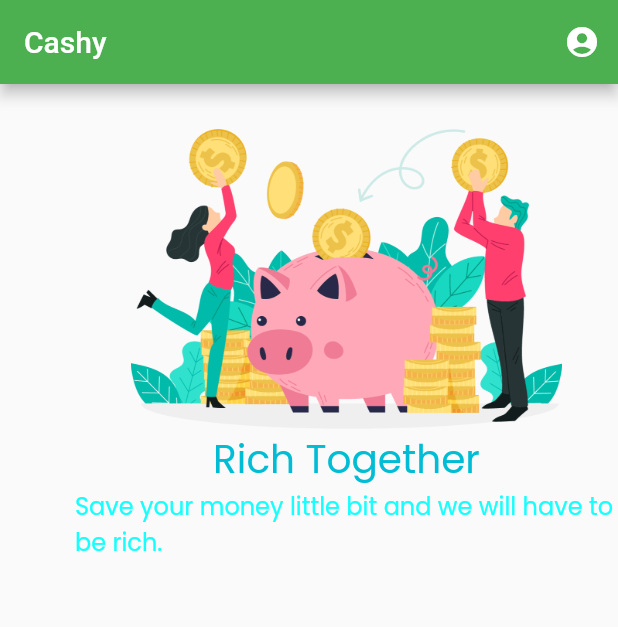
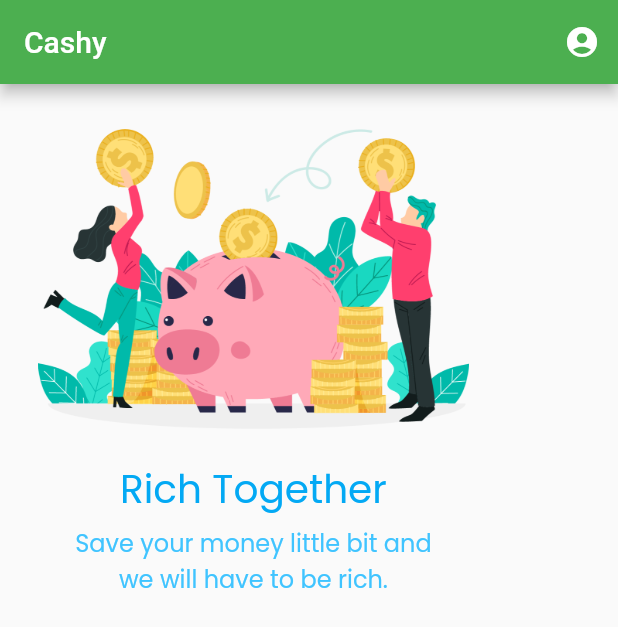
Before and after one commit to NurFajarSA/Flutter-MobileApp, a Flutter app: the screen it shows after launch, on a phone screen of 412 x 824 dp. Shown: the top 627 px of the screen. Run offline on Flutter 3.47's test engine with Material 2 defaults, Android fonts, the phone set to English and light mode, and no system bars.

Commit message:
Text align, line break, and padding widget

```diff
--- a/lib/font_style.dart
+++ b/lib/font_style.dart
@@ -2,12 +2,12 @@ import 'package:flutter/material.dart';
 
 TextStyle mainHeader = TextStyle(
   fontSize: 26,
-  color: Colors.cyan,
+  color: Colors.lightBlue,
   fontFamily: 'Poppins',
 );
 
 TextStyle subHeader = TextStyle(
   fontSize: 16,
-  color: Colors.cyanAccent,
+  color: Colors.lightBlueAccent,
   fontFamily: 'Poppins',
 );
--- a/lib/main.dart
+++ b/lib/main.dart
@@ -13,7 +13,7 @@ class MyApp extends StatelessWidget {
       debugShowCheckedModeBanner: false,
       title: 'Flutter Demo',
       theme: ThemeData(
-        primarySwatch: Colors.blue,
+        primarySwatch: Colors.green,
       ),
       home: Scaffold(
         appBar: AppBar(
@@ -26,7 +26,7 @@ class MyApp extends StatelessWidget {
         body: SafeArea(
             child: Container(
           margin:
-              EdgeInsets.only(left: 50.0, top: 0.0, right: 0.0, bottom: 0.0),
+              EdgeInsets.only(left: 25.0, top: 0.0, right: 25.0, bottom: 0.0),
           padding: EdgeInsets.only(left: 0, top: 30.0, right: 0, bottom: 0),
           child: Column(
             children: <Widget>[
@@ -34,13 +34,15 @@ class MyApp extends StatelessWidget {
                 image: AssetImage('assets/images/ic_payment.png'),
                 height: 200,
               ),
-              Text(
-                "Rich Together",
-                style: mainHeader,
+              Padding(
+                padding: EdgeInsets.only(top: 20.0, bottom: 5.0),
+                child: Text("Rich Together",
+                    style: mainHeader, textAlign: TextAlign.center),
               ),
               Text(
-                "Save your money little bit and we will have to be rich.",
+                "Save your money little bit and \nwe will have to be rich.",
                 style: subHeader,
+                textAlign: TextAlign.center,
               )
             ],
           ),
```
Also changed, not shown: 1 other file.
